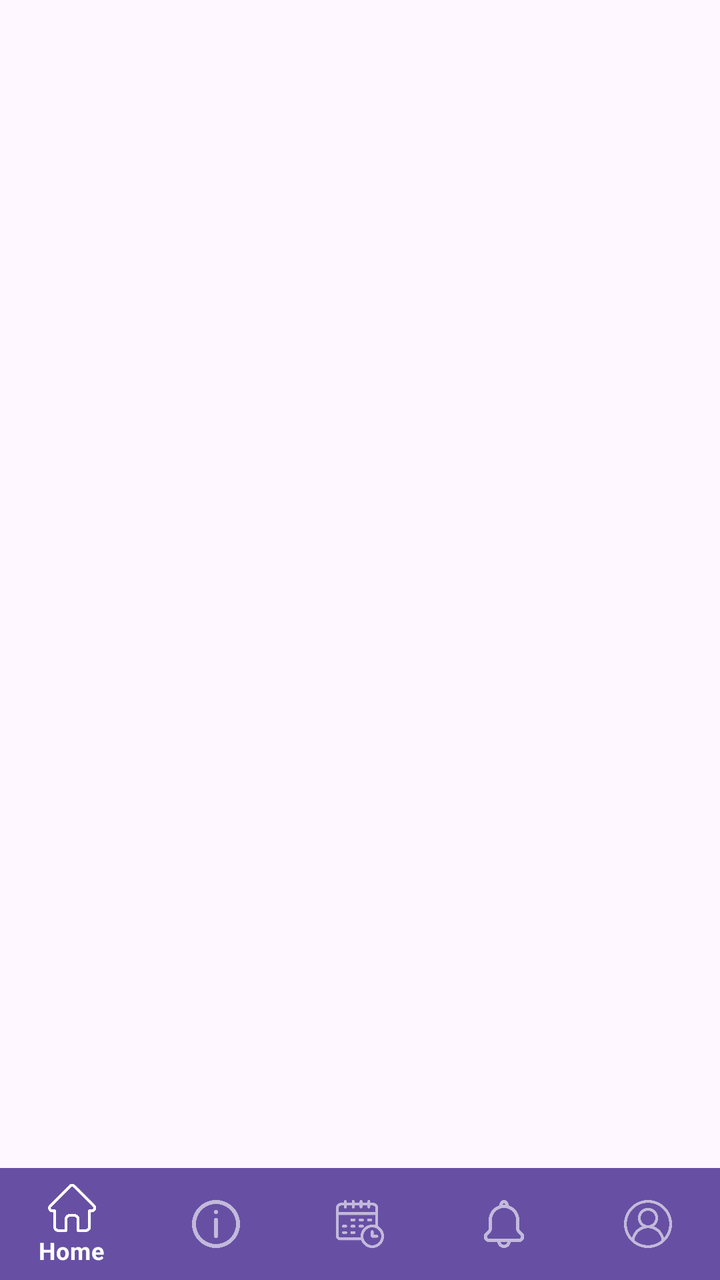
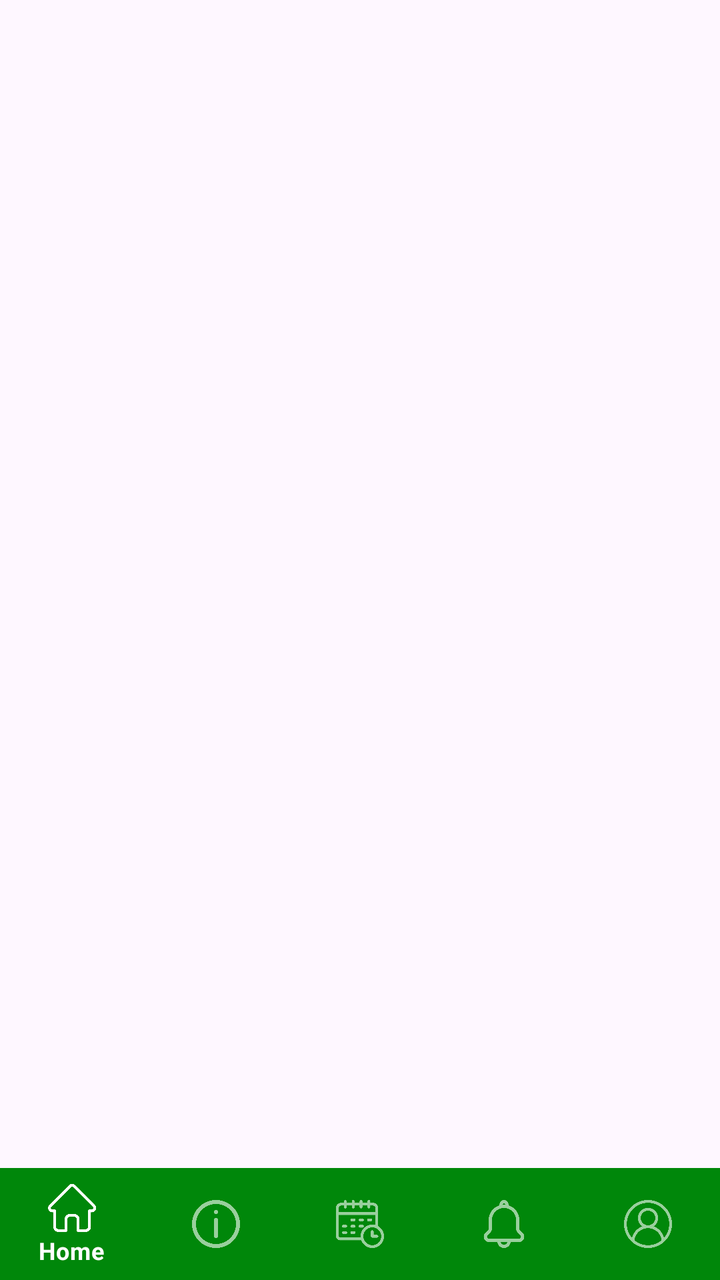

Two renders of the same Android screen: before a commit and after it. Below are the layout's source before the change and the commit's diff.
<!-- AndroidManifest.xml: application theme Theme.Mrstango -->
<!-- res/layout/activity_base.xml -->
<?xml version="1.0" encoding="utf-8"?>
<androidx.constraintlayout.widget.ConstraintLayout xmlns:android="http://schemas.android.com/apk/res/android"
    xmlns:app="http://schemas.android.com/apk/res-auto"
    xmlns:tools="http://schemas.android.com/tools"
    android:id="@+id/main"
    android:layout_width="match_parent"
    android:layout_height="match_parent"
    tools:context=".BaseActivity">

    <FrameLayout
        android:id="@+id/fragment_container"
        android:layout_width="match_parent"
        android:layout_height="0dp"
        app:layout_constraintBottom_toTopOf="@+id/bottom_nav_view"
        app:layout_constraintEnd_toEndOf="parent"
        app:layout_constraintTop_toTopOf="parent" />

    <com.google.android.material.bottomnavigation.BottomNavigationView
        android:id="@+id/bottom_nav_view"
        style="@style/Widget.MaterialComponents.BottomNavigationView.Colored"
        android:layout_width="match_parent"
        android:layout_height="wrap_content"
        app:layout_constraintBottom_toBottomOf="parent"
        app:menu="@menu/bottom_nav_menu" />

</androidx.constraintlayout.widget.ConstraintLayout>
<!-- resources referenced by this layout -->
<resources>
  <style name="Theme.Mrstango" parent="Base.Theme.Mrstango" />
  <style name="Base.Theme.Mrstango" parent="Theme.Material3.DayNight.NoActionBar">
          
          
      </style>
</resources>

<!-- the commit's change to res/layout/activity_base.xml (unified diff, before → after) -->
@@ -3,6 +3,7 @@
     xmlns:app="http://schemas.android.com/apk/res-auto"
     xmlns:tools="http://schemas.android.com/tools"
     android:id="@+id/main"
+
     android:layout_width="match_parent"
     android:layout_height="match_parent"
     tools:context=".BaseActivity">
@@ -17,6 +18,7 @@
 
     <com.google.android.material.bottomnavigation.BottomNavigationView
         android:id="@+id/bottom_nav_view"
+        android:background="@color/dark_green"
         style="@style/Widget.MaterialComponents.BottomNavigationView.Colored"
         android:layout_width="match_parent"
         android:layout_height="wrap_content"
<!-- resource entries referenced after the edit -->
@@ -1,5 +1,6 @@
 <!-- resources referenced by this layout -->
 <resources>
+  <color name="dark_green">#00870A</color>
   <style name="Theme.Mrstango" parent="Base.Theme.Mrstango" />
   <style name="Base.Theme.Mrstango" parent="Theme.Material3.DayNight.NoActionBar">
           
